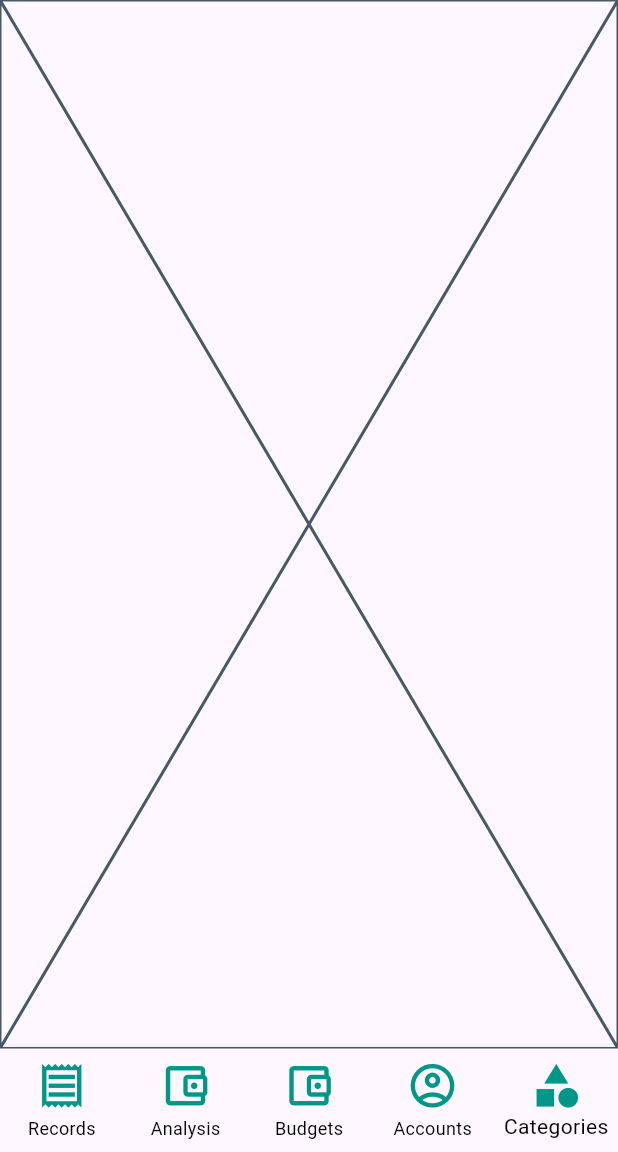
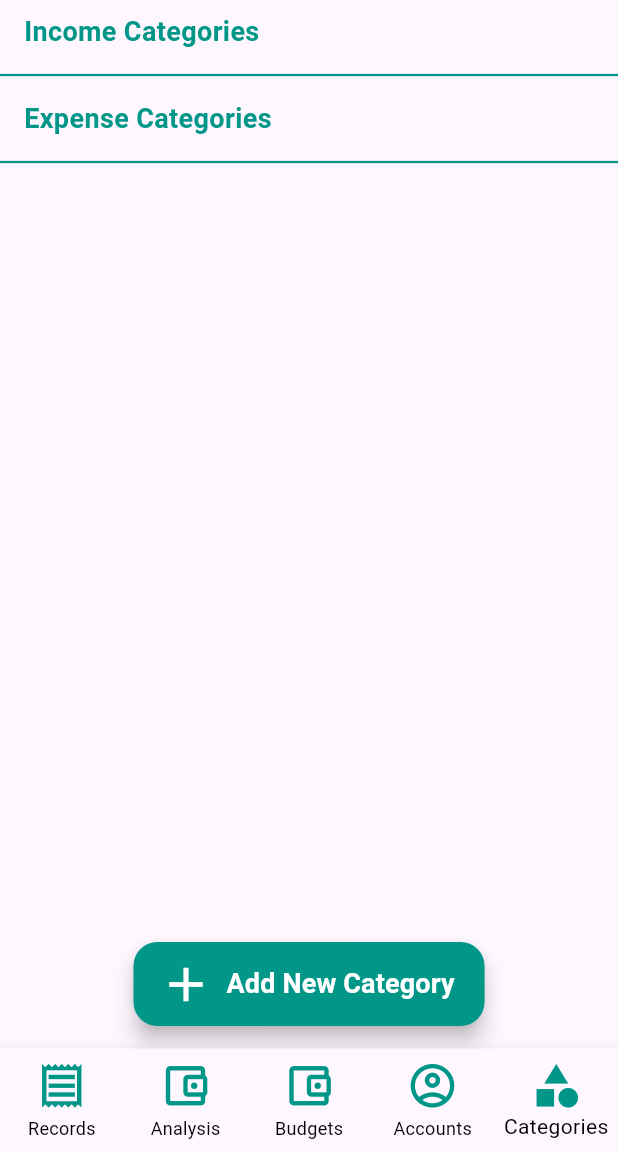
Before and after one commit to darshanvaru/CashFlow, a Flutter app: the screen it shows after launch, item 5 of the bottom bar chosen, on a phone screen of 412 x 824 dp, the part 84-1236 px from its top. Run offline on Flutter 3.47's test engine with Material 3 defaults, Android fonts, the phone set to English and light mode, and no system bars; our stand-ins replace sqflite; accounts and stored records are empty.

Commit message:
Added FAB for adding new categories and fetching that to show

```diff
--- a/lib/screens/categories.dart
+++ b/lib/screens/categories.dart
@@ -1,4 +1,5 @@
 import 'package:flutter/material.dart';
+import '../services/DatabaseService.dart';
 
 class Categories extends StatefulWidget {
   const Categories({super.key});
@@ -8,8 +9,174 @@ class Categories extends StatefulWidget {
 }
 
 class _CategoriesState extends State<Categories> {
+  List<Map<String, dynamic>> categories = [];
+
+  @override
+  void initState() {
+    super.initState();
+    fetchCategories();
+  }
+
+  // Fetch categories from the database
+  Future<void> fetchCategories() async {
+    final db = await DatabaseService.instance.database;
+
+    // Fetch all categories
+    final allCategories = await db!.query('categories');
+
+    // Separate categories into income and expense
+    final incomeCategories =
+    allCategories.where((category) => category['type'] == 'income').toList();
+    final expenseCategories =
+    allCategories.where((category) => category['type'] == 'expense').toList();
+
+    // Update state
+    setState(() {
+      categories = [
+        {'label': 'Income', 'items': incomeCategories},
+        {'label': 'Expense', 'items': expenseCategories},
+      ];
+    });
+  }
+
+  // Add new category to the database from Pop Up Widget
+  Future<void> addCategory(String name, String type) async {
+    final db = await DatabaseService.instance.database;
+
+    // Insert new category
+    await db!.insert('categories', {
+      'name': name,
+      'type': type,
+      'created_at': DateTime.now().toIso8601String(),
+    });
+
+    // Refresh list
+    fetchCategories();
+  }
+
+  // Pop Up Menu
+  void _showAddCategoryDialog() {
+    final nameController = TextEditingController();
+    String selectedType = 'income';
+
+    showDialog(
+      context: context,
+      builder: (context) {
+        return StatefulBuilder(builder: (context, setDialogState) {
+          return AlertDialog(
+            title: const Text("Add New Category"),
+            content: Column(
+              mainAxisSize: MainAxisSize.min,
+              children: [
+                // Category Name Input Field
+                TextField(
+                  controller: nameController,
+                  decoration: const InputDecoration(
+                    labelText: 'Category Name',
+                  ),
+                ),
+                const SizedBox(height: 15),
+                // Category Type Dropdown
+                Row(
+                  children: [
+                    const Text("Type: ", style: TextStyle(fontSize: 18)),
+                    DropdownButton<String>(
+                      value: selectedType,
+                      onChanged: (String? newValue) {
+                        setDialogState(() {
+                          selectedType = newValue!;
+                        });
+                      },
+                      items: <String>['income', 'expense']
+                          .map<DropdownMenuItem<String>>((String value) {
+                        return DropdownMenuItem<String>(
+                          value: value,
+                          child: Text(
+                            value[0].toUpperCase() + value.substring(1),
+                          ),
+                        );
+                      }).toList(),
+                    ),
+                  ],
+                ),
+              ],
+            ),
+            actions: [
+              // Cancel Button
+              TextButton(
+                onPressed: () {
+                  Navigator.of(context).pop();
+                },
+                child: const Text('Cancel'),
+              ),
+              // Submit Button
+              ElevatedButton(
+                onPressed: () {
+                  final categoryName = nameController.text.trim();
+                  if (categoryName.isNotEmpty) {
+                    addCategory(categoryName, selectedType);
+                    Navigator.of(context).pop();
+                    ScaffoldMessenger.of(context).showSnackBar(
+                      SnackBar(content: Text("Category '$categoryName' added!")),
+                    );
+                  }
+                },
+                child: const Text('Add'),
+              ),
+            ],
+          );
+        });
+      },
+    );
+  }
+
   @override
   Widget build(BuildContext context) {
-    return const Placeholder();
+    return Scaffold(
+      body: categories.isEmpty
+          ? const Center(child: CircularProgressIndicator())
+          : ListView.builder(
+        itemCount: categories.length,
+        itemBuilder: (context, index) {
+          final categoryGroup = categories[index];
+          return Column(
+            crossAxisAlignment: CrossAxisAlignment.start,
+            children: [
+              Padding(
+                padding:
+                const EdgeInsets.symmetric(horizontal: 16, vertical: 8),
+                child: Text(
+                  "${categoryGroup['label']} Categories",
+                  style: const TextStyle(
+                    fontSize: 18,
+                    fontWeight: FontWeight.bold,
+                    color: Colors.teal,
+                  ),
+                ),
+              ),
+              const Divider(color: Colors.teal, thickness: 1.5),
+              ...categoryGroup['items'].map<Widget>((item) {
+                return ListTile(
+                  leading: const Icon(Icons.category,
+                      color: Colors.teal, size: 38),
+                  title: Text(item['name']),
+                  subtitle: Text(item['type']),
+                );
+              }).toList(),
+            ],
+          );
+        },
+      ),
+      floatingActionButtonLocation: FloatingActionButtonLocation.centerDocked,
+      floatingActionButton: Padding(
+        padding: const EdgeInsets.only(bottom: 15),
+        child: FloatingActionButton.extended(
+          onPressed: _showAddCategoryDialog,
+          backgroundColor: Colors.teal,
+          icon: const Icon(Icons.add, color: Colors.white, size: 38),
+          label: const Text("Add New Category", style: TextStyle(color: Colors.white, fontWeight: FontWeight.bold, fontSize: 18)),
+        ),
+      ),
+    );
   }
 }
```
